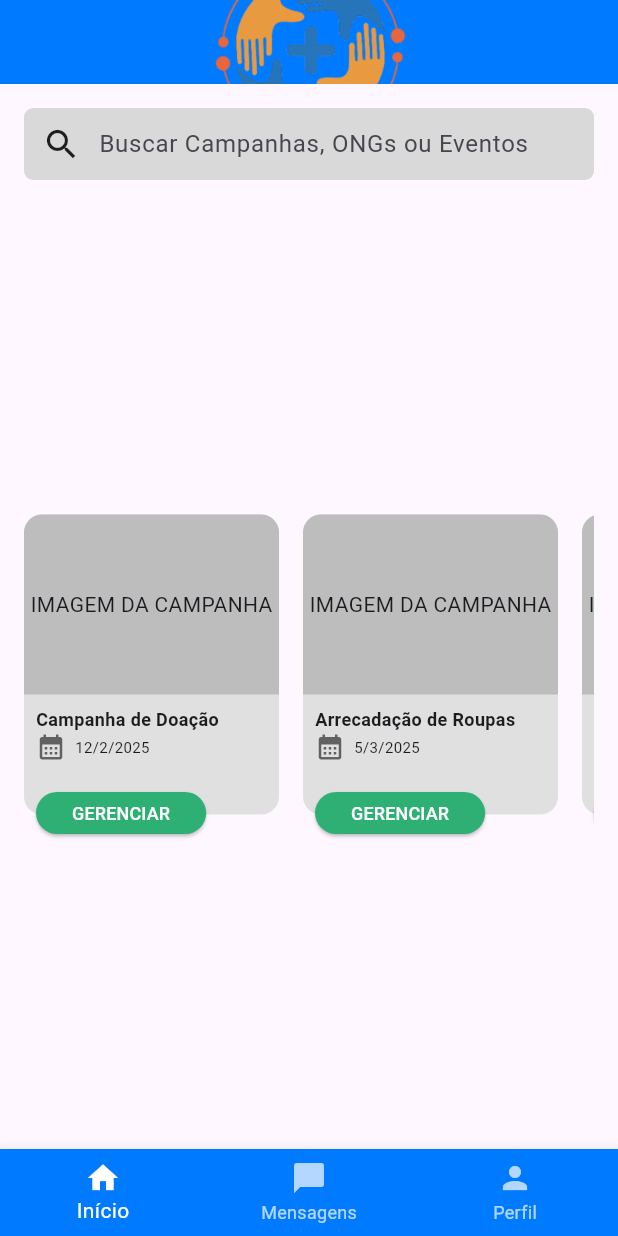
After one commit to fga-eps-mds/2025.2-Gilgamesh, a Flutter app: the HomeUsuario screen opened directly, on a phone screen of 412 x 824 dp. The commit adds this screen. Run offline on Flutter 3.47's test engine with Material 3 defaults, Android fonts, the phone set to English and light mode, and no system bars; our stand-ins replace shared_preferences; accounts and stored records are empty.

Commit message:
Criação da tela home para usuários (voluntários), adicionei as rotas da tela de login.

```diff
--- a/mobile_apoia/lib/main.dart
+++ b/mobile_apoia/lib/main.dart
@@ -1,9 +1,6 @@
 import 'package:flutter/material.dart';
-import 'package:mobile_apoia/telas/doador/visualizar_evento_doador.dart';
 import 'package:mobile_apoia/models/event.dart';
 import 'package:mobile_apoia/telas/onboarding/splash_screen.dart';
-import 'package:mobile_apoia/telas/home_ongs.dart';
-import 'package:mobile_apoia/telas/doador/visualizar_evento_doador.dart';
 
 void main() {
   runApp(const MeuApp());
--- a/mobile_apoia/lib/telas/acesso/tela_login.dart
+++ b/mobile_apoia/lib/telas/acesso/tela_login.dart
@@ -1,5 +1,6 @@
 import 'package:flutter/material.dart';
 import 'package:mobile_apoia/telas/acesso/pre_cadastro.dart';
+import 'package:mobile_apoia/telas/doador/home_usuario.dart';
 import 'package:mobile_apoia/telas/home_ongs.dart';
 import 'package:mobile_apoia/widgets/logo.dart';
 import 'package:mobile_apoia/widgets/cores.dart';
@@ -135,9 +136,11 @@ class _TelaLoginState extends State<TelaLogin> {
                         );
                       } else if (tipoUsuario == 'voluntario') {
                         // Redireciona para Home do Voluntário
-                        Navigator.pushReplacementNamed(
+                        Navigator.pushReplacement(
                           context,
-                          '/home_voluntario', //preencher corretamente depois
+                          MaterialPageRoute(
+                            builder: (context) => HomeUsuario(),
+                          ),
                         );
                       } else {
                         // Caso seja 'admin' ou um tipo desconhecido
--- /dev/null
+++ b/mobile_apoia/lib/telas/doador/home_usuario.dart
@@ -0,0 +1,94 @@
+import 'package:flutter/material.dart';
+//import '../../services/event_service.dart'; --necessita o API primeiro
+import 'package:mobile_apoia/models/event.dart';
+import 'package:mobile_apoia/widgets/event_card.dart';
+import 'package:mobile_apoia/widgets/barra_inferior_superior_tela_doador.dart';
+import 'package:mobile_apoia/widgets/barra_de_pesquisa.dart';
+
+class HomeUsuario extends StatefulWidget {
+  const HomeUsuario({super.key});
+
+  @override
+  State<HomeUsuario> createState() => _TelaListaDeEventosState();
+}
+
+class _TelaListaDeEventosState extends State<HomeUsuario> {
+  //futura conexão django
+  // late Future<List<Event>> futureEventos;
+
+  // LISTA PARA TESTES
+  final List<Event> eventosMock = [
+    Event(
+      id: 1,
+      nome: "Campanha de Doação",
+      descricao: "Ajude famílias carentes",
+      date: DateTime(2025, 2, 12),
+      location: "São Paulo",
+      totalVagas: 50,
+      participantes: 18,
+      ongId: 101,
+    ),
+    Event(
+      id: 2,
+      nome: "Arrecadação de Roupas",
+      descricao: "Doe roupas e ajude",
+      date: DateTime(2025, 3, 5),
+      location: "Rio de Janeiro",
+      totalVagas: 80,
+      participantes: 32,
+      ongId: 102,
+    ),
+    Event(
+      id: 3,
+      nome: "Mutirão Ambiental",
+      descricao: "Limpeza da praia estadual",
+      date: DateTime(2025, 4, 20),
+      location: "Florianópolis",
+      totalVagas: 120,
+      participantes: 67,
+      ongId: 103,
+    ),
+  ];
+
+  @override
+  Widget build(BuildContext context) {
+    return Scaffold(
+      appBar: const SuperiorBarDoador(),
+
+      body: Padding(
+        padding: const EdgeInsets.all(16),
+        child: Column(
+          children: [
+            const BarraDePesquisa(),
+            const SizedBox(height: 16),
+
+            Expanded(
+              child: SingleChildScrollView(
+                scrollDirection: Axis.horizontal,
+                child: Row(
+                  children: eventosMock
+                      .map(
+                        (e) => EventCard(
+                          event: e,
+                          onTap: () {
+                            print("Clicou no evento: ${e.nome}");
+                          },
+                        ),
+                      )
+                      .toList(),
+                ),
+              ),
+            ),
+          ],
+        ),
+      ),
+
+      bottomNavigationBar: BottomNavBarDoador(
+        iconSelecionado: 0,
+        onTap: (index) {
+          print("Ícone clicado: $index");
+        },
+      ),
+    );
+  }
+}
--- a/mobile_apoia/lib/widgets/barra_inferior_superior_tela_doador.dart
+++ b/mobile_apoia/lib/widgets/barra_inferior_superior_tela_doador.dart
@@ -1,4 +1,5 @@
 import 'package:flutter/material.dart';
+import 'logo.dart';
 
 // Cores (Tema Doador)
 const Color corAzulPrincipal = Color(0xFF007AFF);
@@ -26,21 +27,13 @@ class SuperiorBarDoador extends StatelessWidget implements PreferredSizeWidget {
             )
           : null,
 
-      title: const Text(
-        'APOIA+',
-        style: TextStyle(
-          color: Colors.white,
-          fontWeight: FontWeight.bold,
-          fontSize: 20,
-        ),
-      ),
+      title: const Logo(),
       centerTitle: true,
 
       automaticallyImplyLeading: false,
     );
   }
 }
-
 
 class BottomNavBarDoador extends StatelessWidget {
   final int iconSelecionado;
@@ -55,30 +48,36 @@ class BottomNavBarDoador extends StatelessWidget {
   @override
   Widget build(BuildContext context) {
     return BottomNavigationBar(
-
       backgroundColor: corAzulPrincipal,
 
       currentIndex: iconSelecionado,
       onTap: onTap,
 
       items: <BottomNavigationBarItem>[
-
         BottomNavigationBarItem(
-          icon: Icon(Icons.home, color: iconSelecionado == 0 ? Colors.white : Colors.white70),
+          icon: Icon(
+            Icons.home,
+            color: iconSelecionado == 0 ? Colors.white : Colors.white70,
+          ),
           label: 'Início',
         ),
 
         BottomNavigationBarItem(
-          icon: Icon(Icons.chat_bubble, color: iconSelecionado == 1 ? Colors.white : Colors.white70),
+          icon: Icon(
+            Icons.chat_bubble,
+            color: iconSelecionado == 1 ? Colors.white : Colors.white70,
+          ),
           label: 'Mensagens',
         ),
 
         BottomNavigationBarItem(
-          icon: Icon(Icons.person, color: iconSelecionado == 2 ? Colors.white : Colors.white70),
+          icon: Icon(
+            Icons.person,
+            color: iconSelecionado == 2 ? Colors.white : Colors.white70,
+          ),
           label: 'Perfil',
         ),
       ],
-
 
       selectedItemColor: Colors.white,
       unselectedItemColor: Colors.white70,
```
